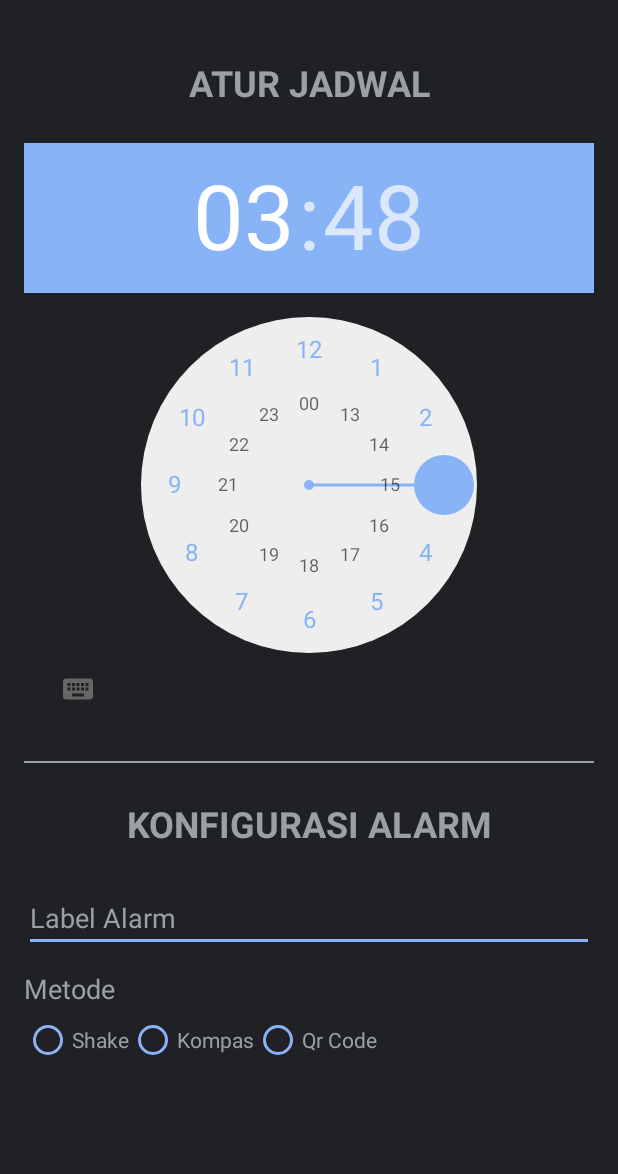
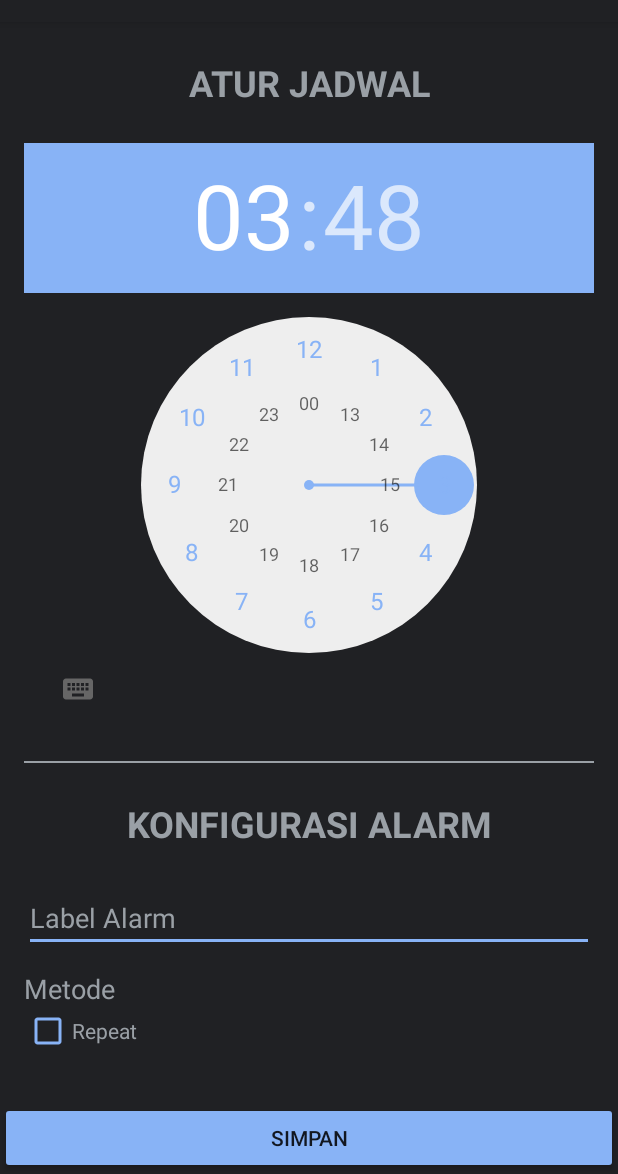
Before and after one commit to devisap/isAlarm, an Android app: the screen it shows after launch (AddAlarm), after a tap on an icon or button, on a phone screen of 412 x 824 dp, the part 62-1236 px from its top. Run offline under Robolectric (Android 15) with nearby library versions, the phone set to English and light mode, and no system bars; our stand-ins replace Room's generated code.

Commit message:
init db & insert alarm

```diff
--- a/app/src/main/AndroidManifest.xml
+++ b/app/src/main/AndroidManifest.xml
@@ -9,8 +9,8 @@
         android:roundIcon="@mipmap/ic_launcher_round"
         android:supportsRtl="true"
         android:theme="@style/AppTheme">
-        <activity android:name=".AddAlarm"></activity>
-        <activity android:name=".MainActivity">
+        <activity android:name=".view.AddAlarm"></activity>
+        <activity android:name=".view.MainActivity">
             <intent-filter>
                 <action android:name="android.intent.action.MAIN" />
 
--- a/app/src/main/java/com/id/ac/stiki/doleno/isalarm/AddAlarm.java
+++ /dev/null
@@ -1,17 +0,0 @@
-package com.id.ac.stiki.doleno.isalarm;
-
-import androidx.appcompat.app.AppCompatActivity;
-
-import android.os.Bundle;
-import android.widget.TimePicker;
-
-public class AddAlarm extends AppCompatActivity {
-
-    @Override
-    protected void onCreate(Bundle savedInstanceState) {
-        super.onCreate(savedInstanceState);
-        setContentView(R.layout.activity_add_alarm);
-        TimePicker timePicker = (TimePicker)findViewById(R.id.timePicker);
-        timePicker.setIs24HourView(true);
-    }
-}
--- /dev/null
+++ b/app/src/main/java/com/id/ac/stiki/doleno/isalarm/database/AlarmDAO.java
@@ -0,0 +1,22 @@
+package com.id.ac.stiki.doleno.isalarm.database;
+
+import android.telecom.Call;
+
+import androidx.lifecycle.LiveData;
+import androidx.room.Dao;
+import androidx.room.Delete;
+import androidx.room.Insert;
+import androidx.room.Query;
+
+import java.util.List;
+@Dao
+public interface AlarmDAO {
+    @Query("SELECT * FROM alarmmodel")
+    LiveData<List<AlarmModel>> getAlarm();
+
+    @Insert
+    public void insertAlarm(AlarmModel alarmModel);
+
+    @Delete
+    public void deleteAlarm(AlarmModel alarmModel);
+}
--- /dev/null
+++ b/app/src/main/java/com/id/ac/stiki/doleno/isalarm/database/AlarmDatabase.java
@@ -0,0 +1,31 @@
+package com.id.ac.stiki.doleno.isalarm.database;
+
+import android.content.Context;
+
+import androidx.room.Database;
+import androidx.room.Room;
+import androidx.room.RoomDatabase;
+
+import com.id.ac.stiki.doleno.isalarm.database.AlarmModel;
+
+import java.util.concurrent.ExecutorService;
+import java.util.concurrent.Executors;
+
+@Database(entities = {AlarmModel.class}, version = 1, exportSchema = false)
+public abstract class AlarmDatabase extends RoomDatabase {
+    private static final String DB_NAME = "alarm_db";
+    private static AlarmDatabase instance;
+    public static final ExecutorService executorService = Executors.newSingleThreadExecutor();
+
+    public static synchronized AlarmDatabase getInstance(Context context) {
+        if (instance == null) {
+            instance = Room.databaseBuilder(context.getApplicationContext(), AlarmDatabase.class, DB_NAME)
+                    .fallbackToDestructiveMigration()
+                    .allowMainThreadQueries()
+                    .build();
+        }
+        return instance;
+    }
+
+    public abstract AlarmDAO alarmDAO();
+}
--- /dev/null
+++ b/app/src/main/java/com/id/ac/stiki/doleno/isalarm/repository/AlarmRepository.java
@@ -0,0 +1,42 @@
+package com.id.ac.stiki.doleno.isalarm.repository;
+
+import android.app.Application;
+
+import androidx.lifecycle.LiveData;
+
+import com.id.ac.stiki.doleno.isalarm.database.AlarmDAO;
+import com.id.ac.stiki.doleno.isalarm.database.AlarmDatabase;
+import com.id.ac.stiki.doleno.isalarm.database.AlarmModel;
+
+import java.util.List;
+
+public class AlarmRepository {
+    private AlarmDAO alarmDAO;
+
+    public AlarmRepository(Application application) {
+        alarmDAO = AlarmDatabase.getInstance(application).alarmDAO();
+
+    }
+
+    public LiveData<List<AlarmModel>> getAlarm(){
+        return alarmDAO.getAlarm();
+    }
+
+    public void insertAlarm (final AlarmModel alarmModel){
+        AlarmDatabase.executorService.execute(new Runnable() {
+            @Override
+            public void run() {
+                alarmDAO.insertAlarm(alarmModel);
+            }
+        });
+    }
+
+    public void deletAlarm(final AlarmModel alarmModel){
+        AlarmDatabase.executorService.execute(new Runnable() {
+            @Override
+            public void run() {
+                alarmDAO.deleteAlarm(alarmModel);
+            }
+        });
+    }
+}
--- /dev/null
+++ b/app/src/main/java/com/id/ac/stiki/doleno/isalarm/view/AddAlarm.java
@@ -0,0 +1,169 @@
+package com.id.ac.stiki.doleno.isalarm.view;
+
+import androidx.appcompat.app.AppCompatActivity;
+import androidx.lifecycle.Observer;
+import androidx.lifecycle.ViewModelProvider;
+import androidx.lifecycle.ViewModelProviders;
+
+import android.os.Bundle;
+import android.util.Log;
+import android.view.View;
+import android.widget.Button;
+import android.widget.CheckBox;
+import android.widget.CompoundButton;
+import android.widget.EditText;
+import android.widget.LinearLayout;
+import android.widget.RadioButton;
+import android.widget.RadioGroup;
+import android.widget.TimePicker;
+
+import com.id.ac.stiki.doleno.isalarm.R;
+import com.id.ac.stiki.doleno.isalarm.database.AlarmModel;
+import com.id.ac.stiki.doleno.isalarm.preference.AppPreference;
+import com.id.ac.stiki.doleno.isalarm.viewmodel.AddAlarmViewModel;
+
+import java.util.ArrayList;
+import java.util.Calendar;
+import java.util.List;
+
+public class AddAlarm extends AppCompatActivity {
+    private CheckBox checkBoxRepeat, checkBoxSunday, checkBoxMonday, checkBoxTuesday, checkBoxWednesday, checkBoxThursday, checkBoxFriday, checkBoxSaturday;
+    private RadioGroup radioGroup;
+    private RadioButton radioButtonDaily, radioButtonCustom;
+    private LinearLayout linearLayoutCustom;
+    private Button btnSimpan;
+    private EditText edtLabel;
+    private TimePicker timePicker;
+    private List<AlarmModel> alarmDetailModelList;
+
+    private AddAlarmViewModel addAlarmViewModel;
+
+    @Override
+    protected void onCreate(Bundle savedInstanceState) {
+        super.onCreate(savedInstanceState);
+        setContentView(R.layout.activity_add_alarm);
+
+        timePicker = (TimePicker)findViewById(R.id.timePicker);
+        timePicker.setIs24HourView(true);
+
+        addAlarmViewModel = ViewModelProviders.of(this).get(AddAlarmViewModel.class);
+
+        radioGroup = findViewById(R.id.radioGroup);
+        radioButtonDaily = findViewById(R.id.radioButtonDaily);
+        radioButtonCustom = findViewById(R.id.radioButtonCustom);
+        linearLayoutCustom = findViewById(R.id.linearLayoutCustom);
+        checkBoxRepeat = findViewById(R.id.checkBoxRepeat);
+        checkBoxSunday = findViewById(R.id.checkBoxSunday);
+        checkBoxMonday = findViewById(R.id.checkBoxMonday);
+        checkBoxTuesday = findViewById(R.id.checkBoxTuesday);
+        checkBoxWednesday = findViewById(R.id.checkBoxWednesday);
+        checkBoxThursday = findViewById(R.id.checkBoxThursday);
+        checkBoxFriday = findViewById(R.id.checkBoxFriday);
+        checkBoxSaturday = findViewById(R.id.checkBoxSaturday);
+        btnSimpan = findViewById(R.id.btn_simpan);
+        edtLabel = findViewById(R.id.edt_label);
+        alarmDetailModelList = new ArrayList<>();
+
+        addAlarmViewModel.getListData().observe(this, new Observer<List<AlarmModel>>() {
+            @Override
+            public void onChanged(List<AlarmModel> alarmModels) {
+                for (AlarmModel model: alarmModels
+                     ) {
+                    Log.e("id", String.valueOf(model.id));
+                    Log.e("code", String.valueOf(model.code));
+                    Log.e("title", String.valueOf(model.title));
+                    Log.e("group", String.valueOf(model.group));
+                    Log.e("hours", String.valueOf(model.hours));
+                    Log.e("minutes", String.valueOf(model.minutes));
+                    Log.e("isRepeat", String.valueOf(model.isRepeat));
+                    Log.e("isDaily", String.valueOf(model.isDaily));
+                }
+            }
+        });
+
+
+        btnSimpan.setOnClickListener(new View.OnClickListener() {
+            @Override
+            public void onClick(View view) {
+                if (!checkBoxRepeat.isChecked()) {
+                    addAlarmViewModel.insertAlarm(addAlarmData(false, 0));
+                } else {
+                    if (!radioButtonDaily.isChecked()) {
+                        if (checkBoxSunday.isChecked()) {
+                            alarmDetailModelList.add(addAlarmData(radioButtonDaily.isChecked(), Calendar.SUNDAY));
+                        }
+
+                        if (checkBoxMonday.isChecked()) {
+                            alarmDetailModelList.add(addAlarmData(radioButtonDaily.isChecked(), Calendar.MONDAY));
+                        }
+
+                        if (checkBoxTuesday.isChecked()) {
+                            alarmDetailModelList.add(addAlarmData(radioButtonDaily.isChecked(), Calendar.TUESDAY));
+                        }
+
+                        if (checkBoxWednesday.isChecked()) {
+                            alarmDetailModelList.add(addAlarmData(radioButtonDaily.isChecked(), Calendar.WEDNESDAY));
+                        }
+
+                        if (checkBoxThursday.isChecked()) {
+                            alarmDetailModelList.add(addAlarmData(radioButtonDaily.isChecked(), Calendar.THURSDAY));
+                        }
+
+                        if (checkBoxFriday.isChecked()) {
+                            alarmDetailModelList.add(addAlarmData(radioButtonDaily.isChecked(), Calendar.FRIDAY));
+                        }
+
+                        if (checkBoxSaturday.isChecked()) {
+                            alarmDetailModelList.add(addAlarmData(radioButtonDaily.isChecked(), Calendar.FRIDAY));
+                        }
+                        addAlarmViewModel.insertMultipleAlarm(alarmDetailModelList);
+                    } else {
+                        addAlarmViewModel.insertAlarm(addAlarmData(radioButtonDaily.isChecked(), 0));
+                    }
+                }
+                AppPreference.saveGroup(view.getContext(), AppPreference.getGroup(view.getContext()) + 1);
+            }
+        });
+
+
+        checkBoxRepeat.setOnCheckedChangeListener(new CompoundButton.OnCheckedChangeListener() {
+            @Override
+            public void onCheckedChanged(CompoundButton buttonView, boolean isChecked) {
+                if (isChecked) {
+                    radioGroup.setVisibility(View.VISIBLE);
+                } else {
+                    radioGroup.setVisibility(View.GONE);
+                }
+            }
+        });
+
+        radioGroup.setOnCheckedChangeListener(new RadioGroup.OnCheckedChangeListener() {
+            @Override
+            public void onCheckedChanged(RadioGroup group, int checkedId) {
+                switch (checkedId) {
+                    case R.id.radioButtonDaily:
+                        linearLayoutCustom.setVisibility(View.GONE);
+                        break;
+                    case R.id.radioButtonCustom:
+                        linearLayoutCustom.setVisibility(View.VISIBLE);
+                        break;
+                }
+            }
+        });
+
+    }
+
+    public AlarmModel addAlarmData(boolean isDaily, int date) {
+        AlarmModel alarmModel = new AlarmModel();
+        alarmModel.code = AppPreference.getCode(this);
+        alarmModel.title = edtLabel.getText().toString();
+        alarmModel.group = AppPreference.getGroup(this);
+        alarmModel.hours = timePicker.getCurrentHour();
+        alarmModel.minutes = timePicker.getCurrentMinute();
+        alarmModel.isRepeat = checkBoxRepeat.isChecked();
+        alarmModel.isDaily = isDaily;
+        alarmModel.date = date;
+        AppPreference.saveCode(this, (AppPreference.getCode(this) + 1));
+        return alarmModel;
+    }
+}
--- a/app/src/main/java/com/id/ac/stiki/doleno/isalarm/MainActivity.java
+++ b/app/src/main/java/com/id/ac/stiki/doleno/isalarm/view/MainActivity.java
@@ -1,4 +1,4 @@
-package com.id.ac.stiki.doleno.isalarm;
+package com.id.ac.stiki.doleno.isalarm.view;
 
 import androidx.appcompat.app.AppCompatActivity;
 
@@ -7,7 +7,8 @@ import android.os.Bundle;
 import android.view.View;
 
 import com.google.android.material.floatingactionbutton.FloatingActionButton;
-import com.google.android.material.snackbar.Snackbar;
+import com.id.ac.stiki.doleno.isalarm.R;
+import com.id.ac.stiki.doleno.isalarm.view.AddAlarm;
 
 public class MainActivity extends AppCompatActivity {
 
--- /dev/null
+++ b/app/src/main/java/com/id/ac/stiki/doleno/isalarm/viewmodel/AddAlarmViewModel.java
@@ -0,0 +1,40 @@
+package com.id.ac.stiki.doleno.isalarm.viewmodel;
+
+import android.app.Application;
+import android.content.Context;
+
+import androidx.annotation.NonNull;
+import androidx.lifecycle.AndroidViewModel;
+import androidx.lifecycle.LiveData;
+
+import com.id.ac.stiki.doleno.isalarm.database.AlarmModel;
+import com.id.ac.stiki.doleno.isalarm.repository.AlarmRepository;
+
+import java.util.List;
+
+public class AddAlarmViewModel extends AndroidViewModel {
+    private AlarmRepository alarmRepository;
+    private Context context;
+
+
+    public AddAlarmViewModel(@NonNull Application application) {
+        super(application);
+        alarmRepository = new AlarmRepository(application);
+        context = application.getApplicationContext();
+    }
+
+    public void insertAlarm(AlarmModel alarmModel){
+        alarmRepository.insertAlarm(alarmModel);
+    }
+
+    public LiveData<List<AlarmModel>> getListData(){
+        return alarmRepository.getAlarm();
+    }
+
+    public void insertMultipleAlarm(List<AlarmModel> list){
+        for (AlarmModel model: list
+             ) {
+            insertAlarm(model);
+        }
+    }
+}
--- a/app/src/main/res/layout/activity_add_alarm.xml
+++ b/app/src/main/res/layout/activity_add_alarm.xml
@@ -1,14 +1,21 @@
 <?xml version="1.0" encoding="utf-8"?>
-<ScrollView xmlns:android="http://schemas.android.com/apk/res/android"
+<LinearLayout xmlns:android="http://schemas.android.com/apk/res/android"
     xmlns:app="http://schemas.android.com/apk/res-auto"
     xmlns:tools="http://schemas.android.com/tools"
     android:layout_width="match_parent"
     android:background="@color/colorPrimary"
-    android:layout_height="match_parent">
+    android:layout_height="match_parent"
+    android:orientation="vertical"
+    >
+    <ScrollView
+        android:layout_width="match_parent"
+        android:layout_height="match_parent"
+        android:layout_weight="1"
+        >
         <LinearLayout
             android:layout_width="match_parent"
             android:layout_height="match_parent"
-        tools:context=".AddAlarm"
+            tools:context=".view.AddAlarm"
             android:orientation="vertical"
             android:paddingHorizontal="16dp"
             >
@@ -64,6 +71,7 @@
                     android:textColor="@color/colorSecondary"
                     android:textColorHint="@color/colorSecondary"
                     android:layout_marginTop="24dp"
+                    android:id="@+id/edt_label"
                     />
                 <TextView
                     android:id="@+id/textview1"
@@ -75,35 +83,111 @@
                     android:layout_marginTop="12dp"
                     android:textColor="@color/colorSecondary"
                     />
+                <CheckBox
+                    android:id="@+id/checkBoxRepeat"
+                    android:layout_width="wrap_content"
+                    android:layout_height="wrap_content"
+                    android:text="Repeat"
+                    android:buttonTint="@color/colorAccent"
+                    android:textColor="@color/colorSecondary"
+                    />
+
                 <RadioGroup
-                android:layout_width="match_parent"
+                    android:id="@+id/radioGroup"
+                    android:layout_width="wrap_content"
                     android:layout_height="wrap_content"
                     android:orientation="horizontal"
-                android:layout_marginTop="6dp"
-                >
+                    android:visibility="gone">
 
                     <RadioButton
+                        android:id="@+id/radioButtonDaily"
                         android:layout_width="wrap_content"
                         android:layout_height="wrap_content"
-                    android:text="Shake"
+                        android:checked="true"
                         android:textColor="@color/colorSecondary"
                         android:buttonTint="@color/colorAccent"
-                    />
+                        android:text="Daily" />
+
                     <RadioButton
+                        android:id="@+id/radioButtonCustom"
                         android:layout_width="wrap_content"
                         android:layout_height="wrap_content"
-                    android:text="Kompas"
+                        android:textColor="@color/colorSecondary"
+                        android:buttonTint="@color/colorSecondary"
+                        android:text="Custom" />
+
+                </RadioGroup>
+
+                <LinearLayout
+                    android:id="@+id/linearLayoutCustom"
+                    android:layout_width="wrap_content"
+                    android:layout_height="wrap_content"
+                    android:orientation="vertical"
+                    android:visibility="gone">
+
+                    <CheckBox
+                        android:id="@+id/checkBoxSunday"
+                        android:layout_width="wrap_content"
+                        android:layout_height="wrap_content"
                         android:textColor="@color/colorSecondary"
                         android:buttonTint="@color/colorAccent"
-                    />
-                <RadioButton
+                        android:text="Sunday" />
+
+                    <CheckBox
+                        android:id="@+id/checkBoxMonday"
                         android:layout_width="wrap_content"
                         android:layout_height="wrap_content"
-                    android:text="Qr Code"
                         android:textColor="@color/colorSecondary"
                         android:buttonTint="@color/colorAccent"
-                    />
-            </RadioGroup>
+                        android:text="Monday" />
+
+                    <CheckBox
+                        android:id="@+id/checkBoxTuesday"
+                        android:layout_width="wrap_content"
+                        android:layout_height="wrap_content"
+                        android:textColor="@color/colorSecondary"
+                        android:buttonTint="@color/colorAccent"
+                        android:text="Tuesday" />
+
+                    <CheckBox
+                        android:id="@+id/checkBoxWednesday"
+                        android:layout_width="wrap_content"
+                        android:layout_height="wrap_content"
+                        android:textColor="@color/colorSecondary"
+                        android:buttonTint="@color/colorAccent"
+                        android:text="Wednesday" />
+
+                    <CheckBox
+                        android:id="@+id/checkBoxThursday"
+                        android:layout_width="wrap_content"
+                        android:layout_height="wrap_content"
+                        android:textColor="@color/colorSecondary"
+                        android:buttonTint="@color/colorAccent"
+                        android:text="Thursday" />
+
+                    <CheckBox
+                        android:id="@+id/checkBoxFriday"
+                        android:layout_width="wrap_content"
+                        android:layout_height="wrap_content"
+                        android:textColor="@color/colorSecondary"
+                        android:buttonTint="@color/colorAccent"
+                        android:text="Friday" />
+
+                    <CheckBox
+                        android:id="@+id/checkBoxSaturday"
+                        android:layout_width="wrap_content"
+                        android:layout_height="wrap_content"
+                        android:textColor="@color/colorSecondary"
+                        android:text="Saturday" />
+                </LinearLayout>
             </LinearLayout>
         </LinearLayout>
     </ScrollView>
+    <Button
+        android:layout_width="match_parent"
+        android:layout_height="wrap_content"
+        android:backgroundTint="@color/colorAccent"
+        android:text="Simpan"
+        android:id="@+id/btn_simpan"
+        />
+</LinearLayout>
--- a/app/src/main/res/layout/activity_main.xml
+++ b/app/src/main/res/layout/activity_main.xml
@@ -7,7 +7,7 @@
     android:padding="20dp"
     android:gravity="center"
     android:background="@color/colorPrimary"
-    tools:context=".MainActivity">
+    tools:context=".view.MainActivity">
 
 
     <com.google.android.material.floatingactionbutton.FloatingActionButton
--- a/build.gradle
+++ b/build.gradle
@@ -3,6 +3,9 @@ buildscript {
     repositories {
         google()
         jcenter()
+        maven{
+            url 'https://maven.google.com'
+        }
     }
     dependencies {
         classpath "com.android.tools.build:gradle:4.0.0"
@@ -16,6 +19,9 @@ allprojects {
     repositories {
         google()
         jcenter()
+        maven{
+            url 'https://maven.google.com'
+        }
     }
 }
 
```
Also changed, not shown: app/build.gradle (+12 -0 lines), app/src/main/java/com/id/ac/stiki/doleno/isalarm/database/AlarmModel.java (added, +38 -0 lines), app/src/main/java/com/id/ac/stiki/doleno/isalarm/preference/AppPreference.java (added, +50 -0 lines). Lines whose indentation alone changed are shown as unchanged.
